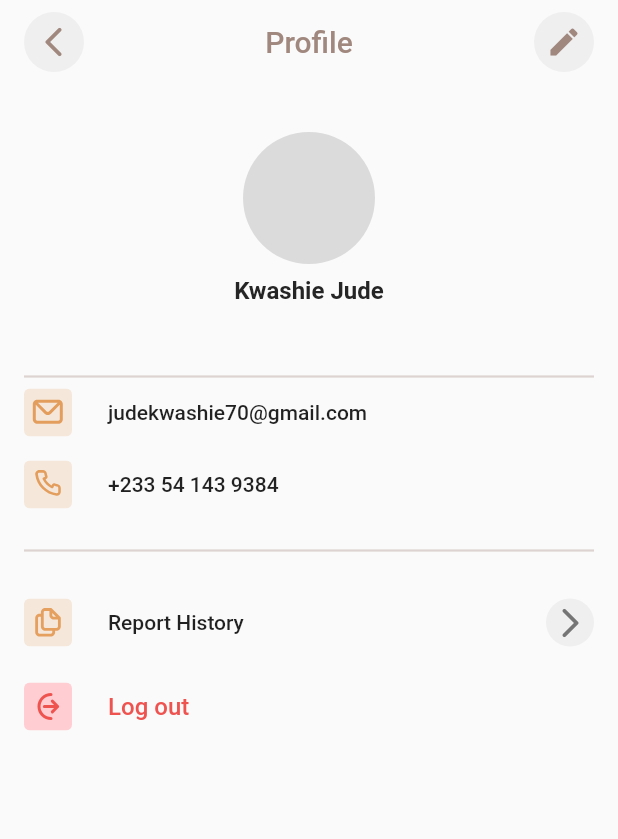
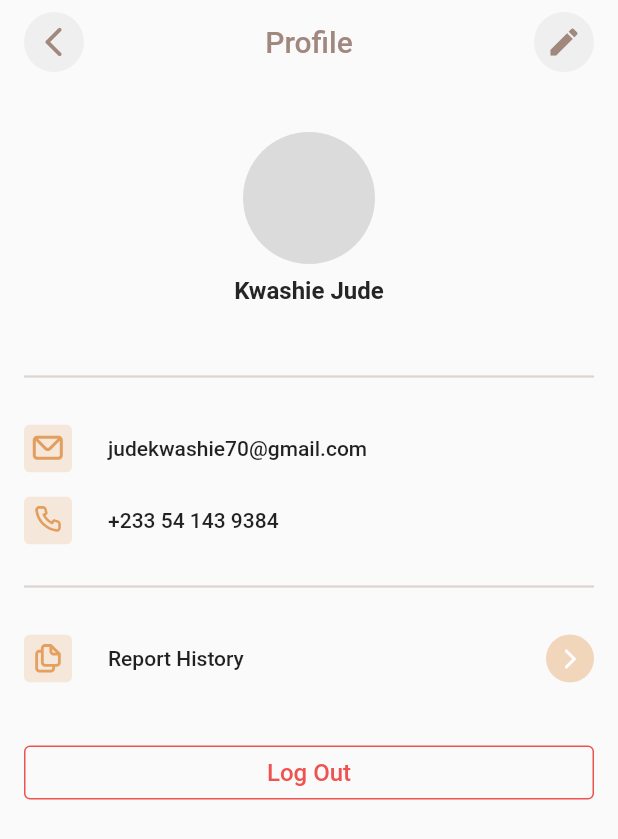
Before and after one commit to SelaseKay/call-away, a Flutter app: the ProfileScreen screen opened directly, on a phone screen of 412 x 824 dp. Shown: the top 839 px of the screen. Run offline on Flutter 3.47's test engine with Material 2 defaults, Android fonts, the phone set to English and light mode, and no system bars; our stand-ins replace flutter_svg, google_fonts.

Commit message:
complete profile screen ui

```diff
--- a/lib/screens/profile_screen.dart
+++ b/lib/screens/profile_screen.dart
@@ -13,6 +13,12 @@ class ProfileScreen extends StatelessWidget {
             thickness: 1.5,
             color: Color(0xFFDDD3D0),
           ),
+          outlinedButtonTheme: OutlinedButtonThemeData(
+              style: OutlinedButton.styleFrom(
+            padding: const EdgeInsets.only(
+                left: 0.0, top: 4.0, bottom: 4.0, right: 0.0),
+            side: const BorderSide(color: Color(0xFFEF5350)),
+          )),
           textTheme: const TextTheme(
               headline6: TextStyle(color: Color(0xFFA1887F)),
               subtitle1: TextStyle(
@@ -37,10 +43,13 @@ class ProfileScreen extends StatelessWidget {
                     const _ProfileHeader(),
                     const Padding(
                         padding: EdgeInsets.only(top: 40.0), child: Divider()),
-                    _ProfileItem(
+                    Padding(
+                      padding: const EdgeInsets.only(top: 24.0),
+                      child: _ProfileItem(
                         asset: "assets/images/mail.svg",
                         itemText: "judekwashie70@gmail.com",
                         style: Theme.of(context).textTheme.bodyText1,
+                      ),
                     ),
                     const SizedBox(
                       height: 16.0,
@@ -62,20 +71,16 @@ class ProfileScreen extends StatelessWidget {
                       itemText: "Report History",
                       isArrowVisible: true,
                       isClickable: true,
-                       onPressed: (){},
+                      onPressed: () {},
                       style: Theme.of(context).textTheme.bodyText1,
                     ),
                     const SizedBox(
                       height: 8.0,
                     ),
-                     _ProfileItem(
-                      asset: "assets/images/log_out.svg",
-                      itemText: "Log out",
-                      isClickable: true,
-                      onPressed: (){},
-                      style:
-                          const TextStyle(fontSize: 16.0, color: Color(0xFFEF5350)),
-                    ),
+                    Padding(
+                      padding: const EdgeInsets.only(top: 20.0),
+                      child: _LogoutButton(onPressed: () {}),
+                    )
                   ],
                 ),
               ))
@@ -98,7 +103,7 @@ class _AppBarSection extends StatelessWidget {
         _IconButton(
           icon: Icons.arrow_back_ios_rounded,
           iconColor: Theme.of(context).primaryColor,
-          onPressed: () {},
+          onPressed: () => Navigator.of(context).pop(),
         ),
         Text(
           "Profile",
@@ -115,27 +120,22 @@ class _AppBarSection extends StatelessWidget {
 }
 
 class _IconButton extends StatelessWidget {
-  const _IconButton(
-      {Key? key,
+  const _IconButton({
+    Key? key,
     required this.icon,
     required this.iconColor,
     this.onPressed,
-      this.height = 40.0,
-      this.width = 40.0})
-      : super(key: key);
+  }) : super(key: key);
   final IconData icon;
   final VoidCallback? onPressed;
-
-  final double height;
-  final double width;
 
   final Color iconColor;
 
   @override
   Widget build(BuildContext context) {
     return SizedBox(
-      height: height,
-      width: width,
+      height: 40.0,
+      width: 40.0,
       child: Material(
         color: const Color(0xFFEFEFEF),
         borderRadius: const BorderRadius.all(Radius.circular(50.0)),
@@ -225,7 +225,10 @@ class _ProfileItem extends StatelessWidget {
                 ],
               )
             : TextButton(
-          style: TextButton.styleFrom(padding: const EdgeInsets.all(0.0)),
+                style: TextButton.styleFrom(
+                  padding: const EdgeInsets.all(0.0),
+                  splashFactory: NoSplash.splashFactory,
+                ),
                 onPressed: onPressed,
                 child: Row(
                   children: [
@@ -240,11 +243,16 @@ class _ProfileItem extends StatelessWidget {
                       ),
                     ),
                     isArrowVisible
-                  ? const _IconButton(
-                      icon: Icons.arrow_forward_ios_rounded,
-                      iconColor: Color(0xFF757575),
-                      height: 32.0,
-                      width: 32.0,
+                        ? CircleAvatar(
+                            backgroundColor:
+                                const Color(0xFFE5A060).withOpacity(0.4),
+                            foregroundColor: null,
+                            radius: 16.0,
+                            child: const Icon(
+                              Icons.arrow_forward_ios_rounded,
+                              color: Color(0xFFFFFFFF),
+                              size: 16.0,
+                            ),
                           )
                         : const SizedBox.shrink()
                   ],
@@ -254,3 +262,18 @@ class _ProfileItem extends StatelessWidget {
     );
   }
 }
+
+class _LogoutButton extends StatelessWidget {
+  const _LogoutButton({Key? key, required this.onPressed}) : super(key: key);
+  final VoidCallback onPressed;
+
+  @override
+  Widget build(BuildContext context) {
+    return OutlinedButton(
+        onPressed: onPressed,
+        child: const Text(
+          "Log Out",
+          style: TextStyle(fontSize: 16.0, color: Color(0xFFEF5350)),
+        ));
+  }
+}
```
Lines whose indentation alone changed are shown as unchanged.
